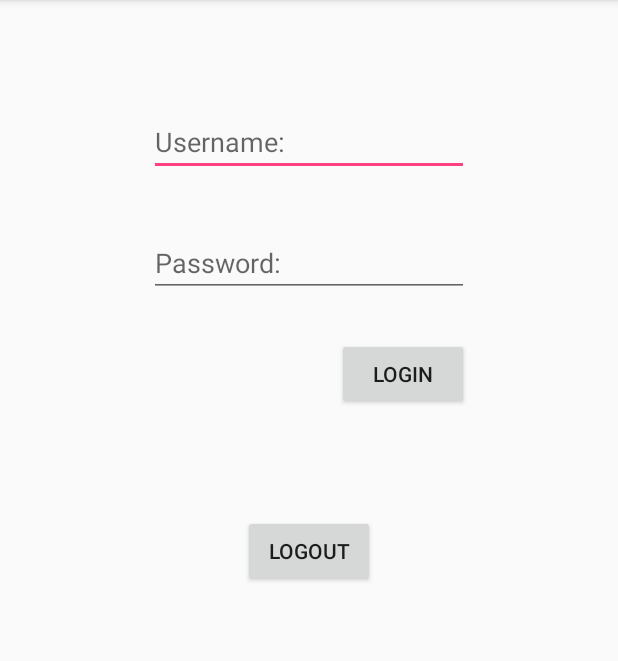
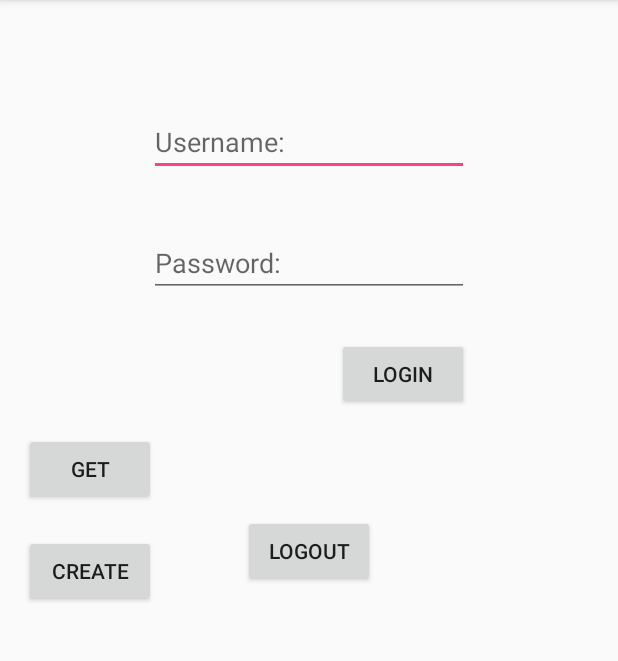
Before and after one commit to mylesandre1124/InventoryAndroidApp, an Android app: the screen it shows after launch (MainInventory), on a phone screen of 412 x 824 dp, the part 84-745 px from its top. Run offline under Robolectric (Android 15) with nearby library versions, the phone set to English and light mode, and no system bars.

Commit message:
new endpoints

```diff
--- a/app/src/main/AndroidManifest.xml
+++ b/app/src/main/AndroidManifest.xml
@@ -5,6 +5,7 @@
     <uses-permission android:name="android.permission.INTERNET" />
 
     <application
+            android:debuggable="true"
             android:allowBackup="true"
             android:icon="@mipmap/ic_launcher"
             android:label="@string/app_name"
--- a/app/src/main/java/com/mylesandre1124/inventoryandroid/client/Client.java
+++ b/app/src/main/java/com/mylesandre1124/inventoryandroid/client/Client.java
@@ -12,7 +12,7 @@ import retrofit2.converter.scalars.ScalarsConverterFactory;
  */
 public class Client {
 
-    private static final String BASE_URL = "http://192.168.1.5:8080/Inventory/";
+    private static final String BASE_URL = "http://10.80.22.147:8080/Inventory/";
     Retrofit retrofit;
 
     public Client() {
--- a/app/src/main/res/layout/activity_main_inventory.xml
+++ b/app/src/main/res/layout/activity_main_inventory.xml
@@ -38,4 +38,16 @@
             android:layout_height="wrap_content"
             android:layout_marginTop="70dp" android:id="@+id/button"
             android:onClick="logout" android:layout_below="@+id/loginButton" android:layout_centerHorizontal="true"/>
+    <Button
+            android:text="Get"
+            android:layout_width="wrap_content"
+            android:layout_height="wrap_content" android:layout_below="@+id/loginButton"
+            android:layout_alignParentLeft="true" android:layout_alignParentStart="true" android:layout_marginTop="15dp"
+            android:id="@+id/button2" android:onClick="getRecords"/>
+    <Button
+            android:text="Create"
+            android:layout_width="wrap_content"
+            android:layout_height="wrap_content" android:layout_alignTop="@+id/button"
+            android:layout_alignParentLeft="true" android:layout_alignParentStart="true" android:layout_marginTop="13dp"
+            android:id="@+id/button3" android:onClick="create"/>
 </RelativeLayout>
```
Also changed, not shown: app/src/main/java/com/mylesandre1124/inventoryandroid/MainInventory.java (+20 -2 lines), app/src/main/java/com/mylesandre1124/inventoryandroid/database/AccessDatabase.java (+18 -2 lines).
